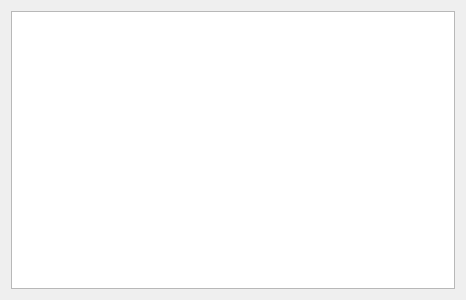
The window that src/components/repositorylist/repositorylist.ui (feelx88/git-qui) describes before a commit, drawn with Qt 5.
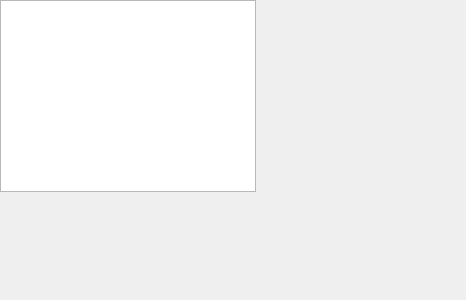
The same window after the commit.

Commit message: Reverted all component ui files back to their original form (except QDockWidget is now

Patch:
```diff
--- a/src/components/repositorylist/repositorylist.ui
+++ b/src/components/repositorylist/repositorylist.ui
@@ -13,8 +13,7 @@
   <property name="windowTitle">
    <string>Repositories</string>
   </property>
-  <layout class="QVBoxLayout" name="verticalLayout_2">
-   <item>
+  <widget class="QWidget" name="dockWidgetContents">
     <layout class="QVBoxLayout" name="verticalLayout">
      <item>
       <widget class="QTreeWidget" name="treeWidget">
@@ -55,8 +54,7 @@
       </widget>
      </item>
     </layout>
-   </item>
-  </layout>
+  </widget>
   <action name="actionPull_all_repositories">
    <property name="text">
     <string>Pull all repositories</string>
```
Lines whose indentation alone changed are shown as unchanged. The commit also changes 8 other files.
